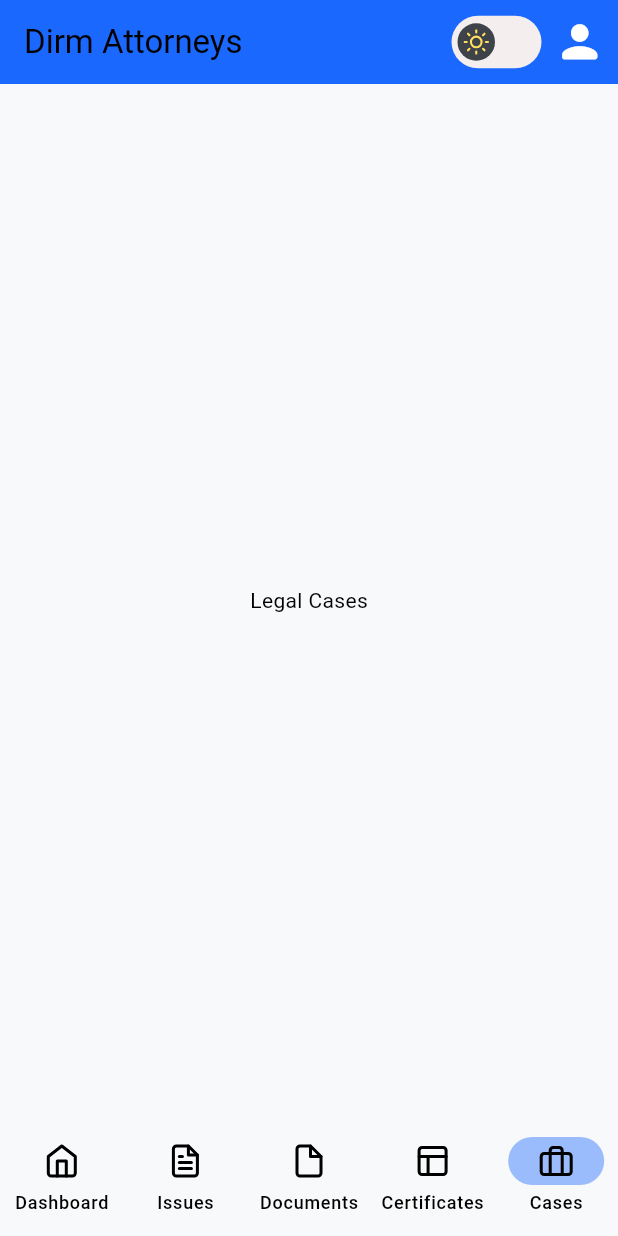
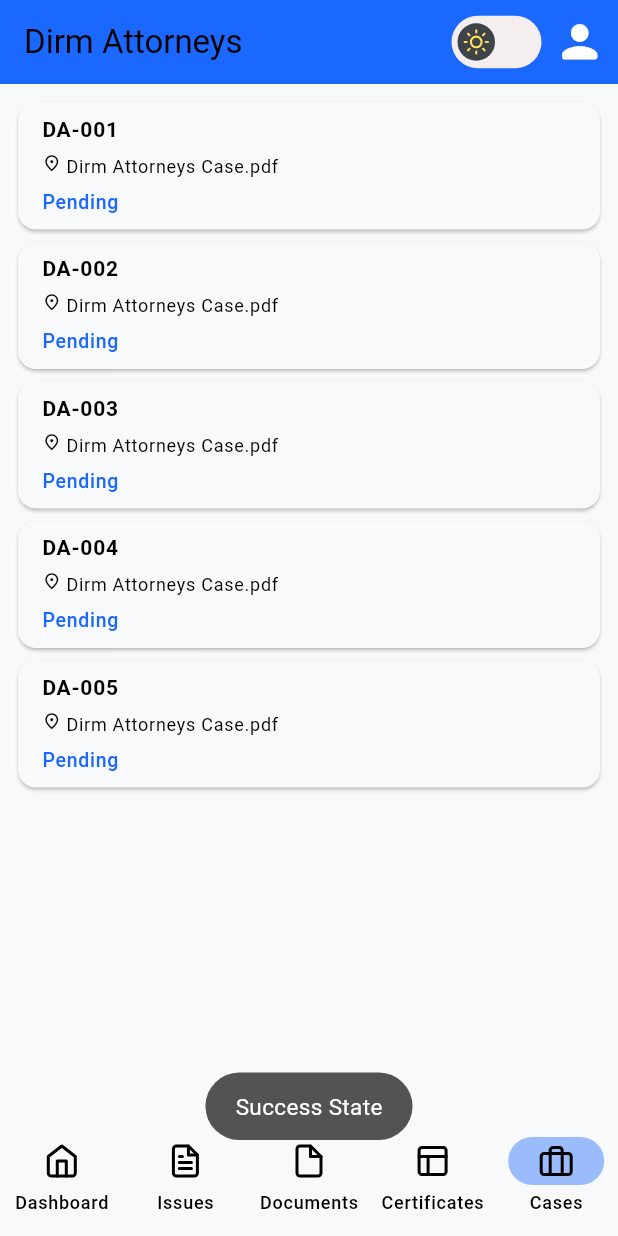
Before and after one commit to infinite-dev22/law_mobile_app, a Flutter app: the screen it shows after launch, item 5 of the bottom bar chosen, on a phone screen of 412 x 824 dp. Run offline on Flutter 3.47's test engine with Material 3 defaults, Android fonts, the phone set to English and light mode, and no system bars; drawn by our look-alikes of flutter_switch; our stand-ins replace awesome_extensions, bloc, equatable, flutter_bloc, flutter_feather_icons, toast.

Commit message:
Add bloc and dummy data to legal cases page

```diff
--- /dev/null
+++ b/lib/legal_cases/data/model/legal_case.dart
@@ -0,0 +1,15 @@
+class LegalCase {
+  String issueId;
+  String clientName;
+  String title;
+  String documentTitle;
+  String status;
+
+  LegalCase(
+    this.issueId,
+    this.clientName,
+    this.title,
+    this.documentTitle,
+    this.status,
+  );
+}
--- /dev/null
+++ b/lib/legal_cases/data/repository/definition/legal_case_repo.dart
@@ -0,0 +1,5 @@
+import '../../model/legal_case.dart';
+
+abstract class LegalCaseRepo {
+  Future<List<LegalCase>> getAllLegalCases(String authToken);
+}
--- /dev/null
+++ b/lib/legal_cases/data/repository/implementation/legal_case_repo_impl.dart
@@ -0,0 +1,26 @@
+import '../../model/legal_case.dart';
+import '../definition/legal_case_repo.dart';
+
+class LegalCaseRepoImpl extends LegalCaseRepo {
+  @override
+  Future<List<LegalCase>> getAllLegalCases(String authToken) async {
+    // TODO: implement getAllLegalCases
+    // throw UnimplementedError();
+    List<LegalCase> getLegalCases() {
+      return [
+        LegalCase('DA-001', 'Admin', 'Demo Case 2',
+            'Dirm Attorneys Case.pdf', 'Pending'),
+        LegalCase('DA-002', 'Admin', 'Demo Legal Case',
+            'Dirm Attorneys Case.pdf', 'Pending'),
+        LegalCase('DA-003', 'Admin', 'Demo Legal Case',
+            'Dirm Attorneys Case.pdf', 'Pending'),
+        LegalCase('DA-004', 'Admin', 'Demo Legal Case',
+            'Dirm Attorneys Case.pdf', 'Pending'),
+        LegalCase('DA-005', 'Admin', 'Demo Legal Case',
+            'Dirm Attorneys Case.pdf', 'Pending'),
+      ];
+    }
+
+    return getLegalCases();
+  }
+}
--- a/lib/legal_cases/presentation/bloc/legal_access_page/legal_case_page_bloc.dart
+++ /dev/null
@@ -1,13 +0,0 @@
-import 'package:bloc/bloc.dart';
-import 'package:equatable/equatable.dart';
-
-part 'legal_case_page_event.dart';
-part 'legal_case_page_state.dart';
-
-class LegalAccessPageBloc extends Bloc<LegalAccessPageEvent, LegalAccessPageState> {
-  LegalAccessPageBloc() : super(LegalAccessPageInitial()) {
-    on<LegalAccessPageEvent>((event, emit) {
-      // TODO: implement event handler
-    });
-  }
-}
--- a/lib/legal_cases/presentation/bloc/legal_access_page/legal_case_page_event.dart
+++ /dev/null
@@ -1,5 +0,0 @@
-part of 'legal_case_page_bloc.dart';
-
-sealed class LegalAccessPageEvent extends Equatable {
-  const LegalAccessPageEvent();
-}
--- a/lib/legal_cases/presentation/bloc/legal_access_page/legal_case_page_state.dart
+++ /dev/null
@@ -1,10 +0,0 @@
-part of 'legal_case_page_bloc.dart';
-
-sealed class LegalAccessPageState extends Equatable {
-  const LegalAccessPageState();
-}
-
-final class LegalAccessPageInitial extends LegalAccessPageState {
-  @override
-  List<Object> get props => [];
-}
--- /dev/null
+++ b/lib/legal_cases/presentation/bloc/legal_access_page/legal_cases_page_bloc.dart
@@ -0,0 +1,88 @@
+import 'dart:developer';
+
+import 'package:bloc/bloc.dart';
+import 'package:equatable/equatable.dart';
+import 'package:flutter/foundation.dart';
+
+import '../../../../Global/Variables/app_runtime_values.dart';
+import '../../../data/model/legal_case.dart';
+import '../../../data/repository/implementation/legal_case_repo_impl.dart';
+
+part 'legal_cases_page_event.dart';
+part 'legal_cases_page_state.dart';
+
+class LegalCasesPageBloc
+    extends Bloc<LegalCasesPageEvent, LegalCasesPageState> {
+  LegalCasesPageBloc() : super(const LegalCasesPageState()) {
+    on<RefreshLegalCasesEvent>(_mapRefreshLegalCasesToState);
+    on<LoadLegalCasesEvent>(_mapFetchLegalCasesToState);
+  }
+
+  _mapRefreshLegalCasesToState(
+      RefreshLegalCasesEvent event, Emitter<LegalCasesPageState> emit) async {
+    emit(state.copyWith(status: LegalCasesPageStatus.loading));
+    await LegalCaseRepoImpl()
+        .getAllLegalCases(currentUserToken)
+        .then((legalCases) {
+      if (legalCases.isNotEmpty) {
+        emit(state.copyWith(
+            status: LegalCasesPageStatus.success, legalCases: legalCases));
+      } else {
+        emit(state.copyWith(status: LegalCasesPageStatus.empty));
+      }
+    }).onError((error, stackTrace) {
+      emit(state.copyWith(status: LegalCasesPageStatus.error));
+      if (kDebugMode) {
+        log("Error: $error");
+        log("Stacktrace: $stackTrace");
+      }
+    });
+  }
+
+  _mapFetchLegalCasesToState(
+      LoadLegalCasesEvent event, Emitter<LegalCasesPageState> emit) async {
+    emit(state.copyWith(status: LegalCasesPageStatus.loading));
+    await LegalCaseRepoImpl()
+        .getAllLegalCases(currentUserToken)
+        .then((legalCases) {
+      if (legalCases.isNotEmpty) {
+        emit(state.copyWith(
+            status: LegalCasesPageStatus.success, legalCases: legalCases));
+      } else {
+        emit(state.copyWith(status: LegalCasesPageStatus.empty));
+      }
+    }).onError((error, stackTrace) {
+      emit(state.copyWith(status: LegalCasesPageStatus.error));
+      if (kDebugMode) {
+        log("Error: $error");
+        log("Stacktrace: $stackTrace");
+      }
+    });
+  }
+
+  @override
+  void onEvent(LegalCasesPageEvent event) {
+    log(event.toString());
+    super.onEvent(event);
+  }
+
+  @override
+  void onTransition(
+      Transition<LegalCasesPageEvent, LegalCasesPageState> transition) {
+    log(transition.toString());
+    super.onTransition(transition);
+  }
+
+  @override
+  void onChange(Change<LegalCasesPageState> change) {
+    log(change.toString());
+    super.onChange(change);
+  }
+
+  @override
+  void onError(Object error, StackTrace stackTrace) {
+    log(error.toString());
+    log(stackTrace.toString());
+    super.onError(error, stackTrace);
+  }
+}
--- /dev/null
+++ b/lib/legal_cases/presentation/bloc/legal_access_page/legal_cases_page_event.dart
@@ -0,0 +1,23 @@
+part of 'legal_cases_page_bloc.dart';
+
+sealed class LegalCasesPageEvent extends Equatable {
+  const LegalCasesPageEvent();
+
+  @override
+  List<Object?> get props => [];
+}
+
+class LoadLegalCasesEvent extends LegalCasesPageEvent {}
+
+class RefreshLegalCasesEvent extends LegalCasesPageEvent {}
+
+class LoadSingleLegalCaseEvent extends LegalCasesPageEvent {
+  final int id;
+
+  const LoadSingleLegalCaseEvent(this.id);
+
+  @override
+  List<Object?> get props => [id];
+}
+
+class LegalCaseAddedEvent extends LegalCasesPageEvent {}
--- /dev/null
+++ b/lib/legal_cases/presentation/bloc/legal_access_page/legal_cases_page_state.dart
@@ -0,0 +1,59 @@
+part of 'legal_cases_page_bloc.dart';
+
+enum LegalCasesPageStatus {
+  initial,
+  success,
+  loading,
+  error,
+  notFound,
+  empty,
+}
+
+extension LegalCasesPageStatusX on LegalCasesPageStatus {
+  bool get isInitial => this == LegalCasesPageStatus.initial;
+
+  bool get isSuccess => this == LegalCasesPageStatus.success;
+
+  bool get isLoading => this == LegalCasesPageStatus.loading;
+
+  bool get isError => this == LegalCasesPageStatus.error;
+
+  bool get isNotFound => this == LegalCasesPageStatus.notFound;
+
+  bool get isEmpty => this == LegalCasesPageStatus.empty;
+}
+
+@immutable
+class LegalCasesPageState extends Equatable {
+  final List<LegalCase>? legalCases;
+  final LegalCasesPageStatus status;
+  final LegalCase? legalCase;
+
+  const LegalCasesPageState({
+    this.legalCases,
+    this.status = LegalCasesPageStatus.initial,
+    this.legalCase,
+  });
+
+  @override
+  // TODO: implement props
+  List<Object?> get props => [
+    legalCases,
+    status,
+    legalCase,
+  ];
+
+  LegalCasesPageState copyWith({
+    List<LegalCase>? legalCases,
+    LegalCasesPageStatus? status,
+    LegalCase? legalCase,
+    bool? isLegalCaseLoading,
+    String? message,
+  }) {
+    return LegalCasesPageState(
+      legalCases: legalCases ?? this.legalCases,
+      status: status ?? this.status,
+      legalCase: legalCase ?? this.legalCase,
+    );
+  }
+}
--- a/lib/legal_cases/presentation/pages/legal_cases_page.dart
+++ b/lib/legal_cases/presentation/pages/legal_cases_page.dart
@@ -1,16 +1,55 @@
 import 'package:flutter/material.dart';
+import 'package:flutter_bloc/flutter_bloc.dart';
+import 'package:toast/toast.dart';
 
 import '../../../Global/Variables/colors.dart';
+import '../../../Global/Widgets/error_widget.dart';
+import '../../../Global/Widgets/initial_widget.dart';
+import '../../../Global/Widgets/loading_widget.dart';
+import '../bloc/legal_access_page/legal_cases_page_bloc.dart';
+import '../widget/legal_case_success_widget.dart';
 
 class LegalCasesPage extends StatelessWidget {
   const LegalCasesPage({super.key});
 
   @override
   Widget build(BuildContext context) {
-    return const Scaffold(
-      body: Center(
-        child: Text("Legal Cases"),
-      ),
+    ToastContext().init(context);
+
+    return BlocConsumer<LegalCasesPageBloc, LegalCasesPageState>(
+      builder: (context, state) {
+        if (state.status.isInitial) {
+          context.read<LegalCasesPageBloc>().add(LoadLegalCasesEvent());
+        }
+        if (state.status.isSuccess) {
+          return const LegalCaseSuccessWidget();
+        }
+        if (state.status.isLoading) {
+          return const GlobalLoadingWidget();
+        }
+        if (state.status.isError) {
+          return const GlobalErrorWidget();
+        }
+        return const GlobalLoadingWidget();
+      },
+      listener: (context, state) {
+        if (state.status.isInitial) {
+          Toast.show("Initial State",
+              duration: Toast.lengthShort, gravity: Toast.bottom);
+        }
+        if (state.status.isSuccess) {
+          Toast.show("Success State",
+              duration: Toast.lengthShort, gravity: Toast.bottom);
+        }
+        if (state.status.isLoading) {
+          Toast.show("Loading State",
+              duration: Toast.lengthShort, gravity: Toast.bottom);
+        }
+        if (state.status.isError) {
+          Toast.show("Error State",
+              duration: Toast.lengthShort, gravity: Toast.bottom);
+        }
+      },
     );
   }
 }
--- /dev/null
+++ b/lib/legal_cases/presentation/widget/legal_case_item_widget.dart
@@ -0,0 +1,71 @@
+import 'package:flutter/material.dart';
+
+import '../../../Global/Variables/colors.dart';
+import '../../data/model/legal_case.dart';
+
+class LegalCaseItem extends StatelessWidget {
+  const LegalCaseItem({super.key, required this.data});
+
+  final LegalCase data;
+
+  @override
+  Widget build(BuildContext context) {
+    return Row(
+      children: [
+        Expanded(
+          child: _buildInfo(),
+        )
+      ],
+    );
+  }
+
+  Widget _buildInfo() {
+    return Column(
+      crossAxisAlignment: CrossAxisAlignment.start,
+      children: [
+        Text(
+          data.issueId,
+          maxLines: 1,
+          overflow: TextOverflow.ellipsis,
+          style: const TextStyle(fontSize: 14, fontWeight: FontWeight.w600),
+        ),
+        const SizedBox(
+          height: 5,
+        ),
+        Row(
+          crossAxisAlignment: CrossAxisAlignment.start,
+          children: [
+            const Icon(
+              Icons.place_outlined,
+              size: 13,
+            ),
+            const SizedBox(
+              width: 3,
+            ),
+            Expanded(
+              child: Text(
+                data.documentTitle,
+                maxLines: 1,
+                overflow: TextOverflow.ellipsis,
+                style: const TextStyle(
+                  fontSize: 12,
+                ),
+              ),
+            ),
+          ],
+        ),
+        const SizedBox(
+          height: 5,
+        ),
+        Text(
+          data.status,
+          style: const TextStyle(
+            fontSize: 13,
+            color: AppColors.primary,
+            fontWeight: FontWeight.w500,
+          ),
+        )
+      ],
+    );
+  }
+}
--- /dev/null
+++ b/lib/legal_cases/presentation/widget/legal_case_success_widget.dart
@@ -0,0 +1,26 @@
+import 'package:flutter/material.dart';
+import 'package:flutter_bloc/flutter_bloc.dart';
+
+import '../bloc/legal_access_page/legal_cases_page_bloc.dart';
+import 'legal_case_item_widget.dart';
+
+class LegalCaseSuccessWidget extends StatelessWidget {
+  const LegalCaseSuccessWidget({super.key});
+
+  @override
+  Widget build(BuildContext context) {
+    return BlocConsumer<LegalCasesPageBloc, LegalCasesPageState>(
+      builder: (context, state) {
+        return ListView.builder(
+            padding: const EdgeInsets.all(8.0),
+            itemCount: state.legalCases!.length,
+            itemBuilder: (context, index) => Card(
+                  child: ListTile(
+                    title: LegalCaseItem(data: state.legalCases!.elementAt(index)),
+                  ),
+                ));
+      },
+      listener: (context, state) {},
+    );
+  }
+}
--- a/lib/main.dart
+++ b/lib/main.dart
@@ -6,6 +6,7 @@
 import 'package:flutter/material.dart';
 import 'package:flutter_bloc/flutter_bloc.dart';
 
+import 'legal_cases/presentation/bloc/legal_access_page/legal_cases_page_bloc.dart';
 import 'legal_certificates/presentation/bloc/legal_certificates_page/legal_certificates_page_bloc.dart';
 import 'legal_documents/presentation/bloc/legal_documents_page/legal_documents_page_bloc.dart';
 
@@ -17,6 +18,7 @@
       BlocProvider(create: (context) => LegalIssuesPagesBloc()),
       BlocProvider(create: (context) => LegalDocumentsPageBloc()),
       BlocProvider(create: (context) => LegalCertificatesPageBloc()),
+      BlocProvider(create: (context) => LegalCasesPageBloc()),
     ],
     child: const MyApp(),
   ));
```
Also changed, not shown: lib/legal_cases/data/endpoint/legal_cases_endpoints.dart (added).
